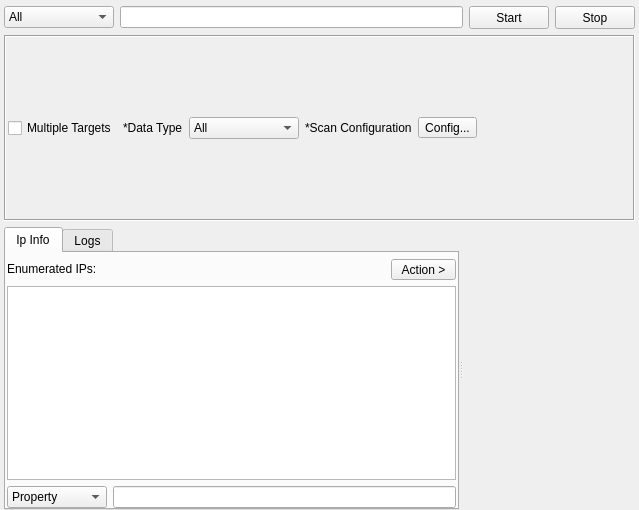
First picture: the form in sub3suite/src/tools/ip/IpTool.ui, repository 3nock/OTE, before the edit.
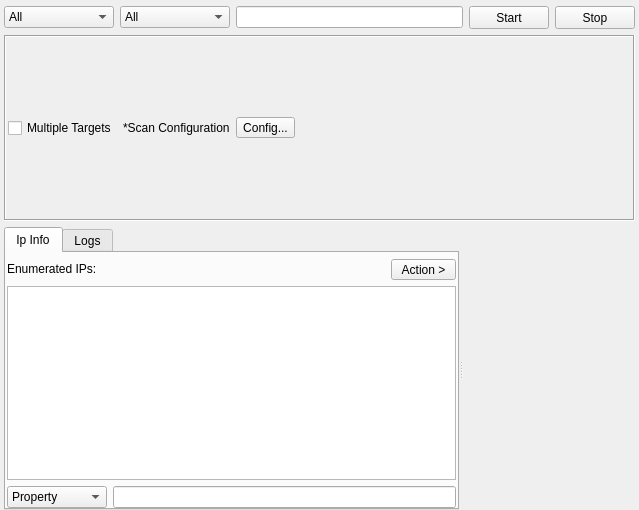
Second picture: the form after the edit. Custom widgets are drawn as their Qt base class.

```diff
--- a/sub3suite/src/tools/ip/IpTool.ui
+++ b/sub3suite/src/tools/ip/IpTool.ui
@@ -53,6 +53,21 @@
        </item>
       </widget>
      </item>
+     <item>
+      <widget class="QComboBox" name="comboBox_2">
+       <property name="minimumSize">
+        <size>
+         <width>110</width>
+         <height>0</height>
+        </size>
+       </property>
+       <item>
+        <property name="text">
+         <string>All</string>
+        </property>
+       </item>
+      </widget>
+     </item>
      <item>
       <widget class="QLineEdit" name="lineEditTarget"/>
      </item>
@@ -118,28 +133,6 @@
         </property>
        </widget>
       </item>
-      <item>
-       <widget class="QLabel" name="label">
-        <property name="text">
-         <string>*Data Type</string>
-        </property>
-       </widget>
-      </item>
-      <item>
-       <widget class="QComboBox" name="comboBox_2">
-        <property name="minimumSize">
-         <size>
-          <width>110</width>
-          <height>0</height>
-         </size>
-        </property>
-        <item>
-         <property name="text">
-          <string>All</string>
-         </property>
-        </item>
-       </widget>
-      </item>
       <item>
        <widget class="QLabel" name="label_2">
         <property name="text">
```
Left out of the diff: 4 changed lines with no effect on the pictures.
